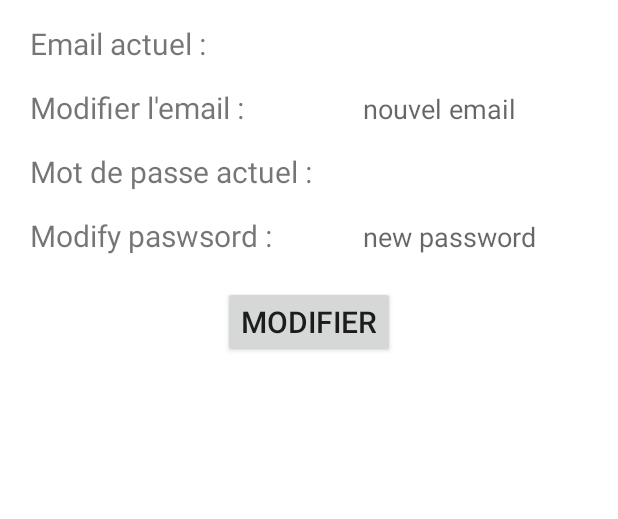
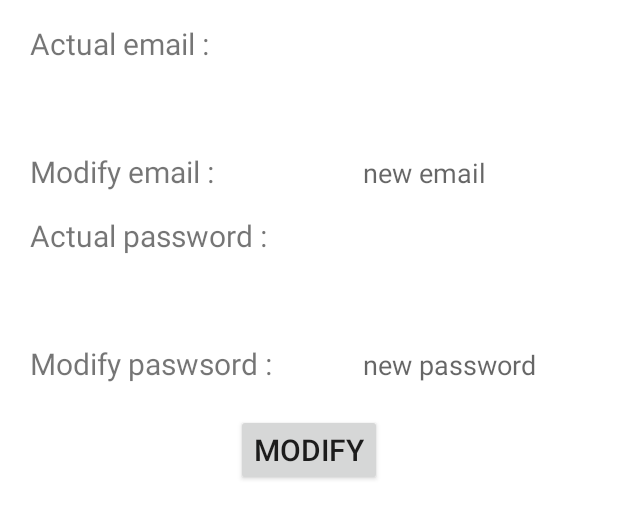
Before and after one commit to saylaan/Cash_Manager_2020, an Android app: the layout fragment_settings.xml on its own in the app's theme, with its tools: preview values and no code run, on a phone screen of 412 x 824 dp. Shown: the top 519 px of the screen. Run offline under Robolectric (Android 15) with nearby library versions, the phone set to English and light mode, and no system bars.

Commit message:
affichage correct

```diff
--- a/Cash_Manager_App/app/build.gradle
+++ b/Cash_Manager_App/app/build.gradle
@@ -48,4 +48,8 @@ dependencies {
     testImplementation 'junit:junit:4.+'
     androidTestImplementation 'androidx.test.ext:junit:1.1.2'
     androidTestImplementation 'androidx.test.espresso:espresso-core:3.3.0'
+    def cardview_version = "1.0.0"
+    implementation "androidx.cardview:cardview:$cardview_version"
+    def recyclerview_version = "1.0.0"
+    implementation "androidx.recyclerview:recyclerview:$recyclerview_version"
 }
--- a/Cash_Manager_App/app/src/main/java/com/cash_manager_app/ui/payement/PayementFragment.kt
+++ b/Cash_Manager_App/app/src/main/java/com/cash_manager_app/ui/payement/PayementFragment.kt
@@ -30,7 +30,9 @@ class PayementFragment : Fragment() {
         })*/
 
         var prixTotal: TextView = root.findViewById(R.id.affichage_prix_total)
-        prixTotal.text = App_Data.instance?.gettotalPrice().toString()
+        prixTotal.text = String.format("%.2f", App_Data.instance.gettotalPrice())
+
+
 
         var buttonCard: Button = root.findViewById(R.id.payement_card)
         var buttonCheque: Button = root.findViewById(R.id.payement_cheque)
--- a/Cash_Manager_App/app/src/main/java/com/cash_manager_app/utils/Article.kt
+++ b/Cash_Manager_App/app/src/main/java/com/cash_manager_app/utils/Article.kt
@@ -1,4 +1,4 @@
 package com.cash_manager_app.utils
 
-data class Article(val article: String, val prix: String) {
+data class Article(val article: String, val prix: Double) {
 }
--- a/Cash_Manager_App/app/src/main/res/layout/fragment_home.xml
+++ b/Cash_Manager_App/app/src/main/res/layout/fragment_home.xml
@@ -12,6 +12,7 @@
         android:layout_height="wrap_content"
         app:layout_constraintLeft_toLeftOf="parent"
         app:layout_constraintTop_toTopOf="parent"
+        app:layout_constraintBottom_toBottomOf="parent"
         tools:listitem="@layout/listview_item"
         />
 
--- a/Cash_Manager_App/app/src/main/res/layout/fragment_payement.xml
+++ b/Cash_Manager_App/app/src/main/res/layout/fragment_payement.xml
@@ -23,6 +23,7 @@
         android:layout_width="wrap_content"
         android:layout_height="wrap_content"
         android:textSize="35sp"
+
         android:padding="15dp"
         app:layout_constraintTop_toBottomOf="@id/prix_total"
         app:layout_constraintEnd_toEndOf="parent"
--- a/Cash_Manager_App/app/src/main/res/layout/fragment_settings.xml
+++ b/Cash_Manager_App/app/src/main/res/layout/fragment_settings.xml
@@ -10,7 +10,7 @@
         android:id="@+id/actual_email"
         android:layout_width="wrap_content"
         android:layout_height="wrap_content"
-        android:text="Email actuel : "
+        android:text="@string/actual_email"
         android:textSize="20sp"
         android:layout_marginStart="20dp"
         android:layout_marginTop="15dp"
@@ -19,19 +19,19 @@
 
     <androidx.appcompat.widget.AppCompatTextView
         android:id="@+id/affichage_actual_email"
-        android:layout_width="150dp"
+        android:layout_width="350dp"
         android:layout_height="wrap_content"
         android:textSize="20sp"
         android:layout_marginTop="15dp"
-        android:layout_marginEnd="20dp"
-        app:layout_constraintEnd_toEndOf="parent"
-        app:layout_constraintTop_toTopOf="parent"/>
+        android:layout_marginStart="20dp"
+        app:layout_constraintStart_toStartOf="parent"
+        app:layout_constraintTop_toBottomOf="@id/actual_email"/>
 
     <androidx.appcompat.widget.AppCompatTextView
         android:id="@+id/modifier_email"
         android:layout_width="wrap_content"
         android:layout_height="wrap_content"
-        android:text="Modifier l'email : "
+        android:text="@string/modify_email"
         android:textSize="20sp"
         android:layout_marginStart="20dp"
         android:layout_marginTop="15dp"
@@ -42,10 +42,11 @@
         android:id="@+id/edit_email"
         android:layout_width="150dp"
         android:layout_height="wrap_content"
-        android:hint="nouvel email"
+        android:hint="@string/new_email"
         android:background="@android:color/transparent"
         android:layout_marginTop="15dp"
         android:layout_marginEnd="20dp"
+        android:singleLine="true"
         app:layout_constraintBaseline_toBaselineOf="@id/modifier_email"
         app:layout_constraintTop_toBottomOf="@id/actual_email"
         app:layout_constraintEnd_toEndOf="parent"/>
@@ -54,7 +55,7 @@
         android:id="@+id/actual_password"
         android:layout_width="wrap_content"
         android:layout_height="wrap_content"
-        android:text="Mot de passe actuel : "
+        android:text="@string/actual_password"
         android:textSize="20sp"
         android:layout_marginStart="20dp"
         android:layout_marginTop="15dp"
@@ -63,30 +64,30 @@
 
     <androidx.appcompat.widget.AppCompatTextView
         android:id="@+id/affichage_actual_password"
-        android:layout_width="150dp"
+        android:layout_width="300dp"
         android:layout_height="wrap_content"
         android:textSize="20sp"
         android:layout_marginTop="15dp"
-        android:layout_marginEnd="20dp"
-        app:layout_constraintEnd_toEndOf="parent"
-        app:layout_constraintTop_toBottomOf="@id/edit_email"/>
+        android:layout_marginStart="20dp"
+        app:layout_constraintStart_toStartOf="parent"
+        app:layout_constraintTop_toBottomOf="@id/actual_password"/>
 
     <androidx.appcompat.widget.AppCompatTextView
         android:id="@+id/modifier_password"
         android:layout_width="wrap_content"
         android:layout_height="wrap_content"
-        android:text="Modify paswsord : "
+        android:text="@string/modify_paswsord"
         android:textSize="20sp"
         android:layout_marginStart="20dp"
         android:layout_marginTop="15dp"
         app:layout_constraintStart_toStartOf="parent"
-        app:layout_constraintTop_toBottomOf="@id/actual_password"/>
+        app:layout_constraintTop_toBottomOf="@id/affichage_actual_password"/>
 
     <androidx.appcompat.widget.AppCompatEditText
         android:id="@+id/edit_password"
         android:layout_width="150dp"
         android:layout_height="wrap_content"
-        android:hint="new password"
+        android:hint="@string/new_password"
         android:layout_marginTop="15dp"
         android:layout_marginEnd="20dp"
         android:background="@android:color/transparent"
@@ -98,7 +99,7 @@
         android:id="@+id/modify_button"
         android:layout_width="wrap_content"
         android:layout_height="wrap_content"
-        android:text="Modifier"
+        android:text="@string/modify"
         android:textSize="20sp"
         android:layout_marginTop="20dp"
         app:layout_constraintEnd_toEndOf="parent"
--- a/Cash_Manager_App/app/src/main/res/values/strings.xml
+++ b/Cash_Manager_App/app/src/main/res/values/strings.xml
@@ -10,4 +10,11 @@
     <string name="payement_card">Payement en carte</string>
     <string name="payement_cheque">Payement en cheque</string>
     <string name="prix_total">Prix total en € :</string>
+    <string name="actual_email">Actual email :</string>
+    <string name="modify_email">Modify email :</string>
+    <string name="new_email">new email</string>
+    <string name="actual_password">Actual password :</string>
+    <string name="modify_paswsord">Modify paswsord :</string>
+    <string name="new_password">new password</string>
+    <string name="modify">Modify</string>
 </resources>
```
Also changed, not shown: Cash_Manager_App/app/src/main/java/com/cash_manager_app/ui/Login.kt (+14 -18 lines), Cash_Manager_App/app/src/main/java/com/cash_manager_app/ui/home/ArticlesAdapter.kt (+43 -26 lines), Cash_Manager_App/app/src/main/java/com/cash_manager_app/ui/home/HomeFragment.kt (+7 -10 lines), Cash_Manager_App/app/src/main/java/com/cash_manager_app/ui/settings/SettingsFragment.kt (+18 -3 lines), Cash_Manager_App/app/src/main/java/com/cash_manager_app/utils/App_Data.kt (+90 -16 lines), Cash_Manager_App/app/src/main/java/com/cash_manager_app/utils/User_Data.kt (+8 -8 lines), Cash_Manager_App/app/src/main/res/layout/listview_item.xml (+25 -7 lines).
